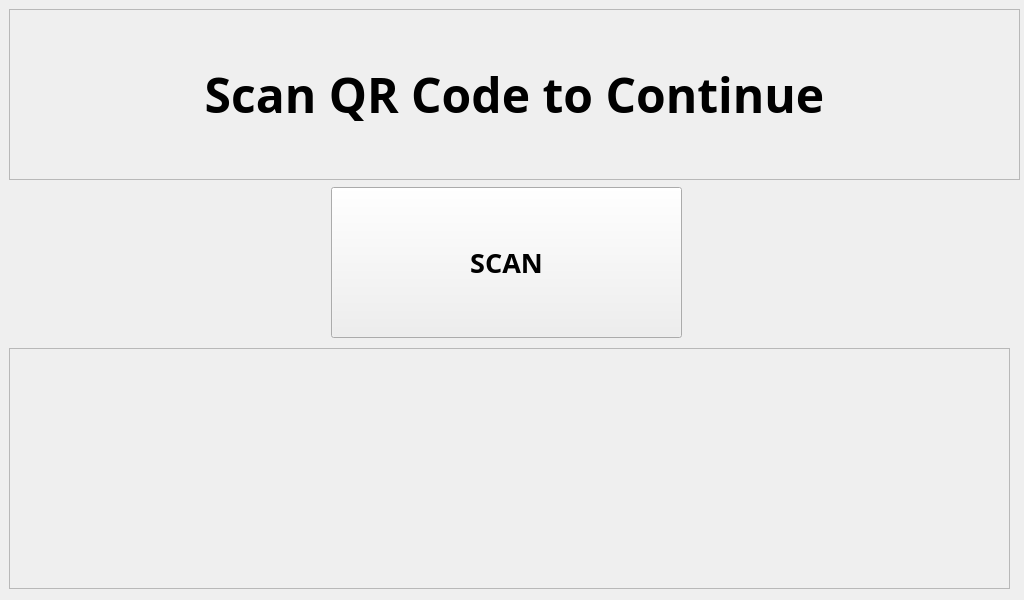
Old version of the form RASPI/scan_qr_code.ui in the repository Pwersa/Medical-Cabinet.
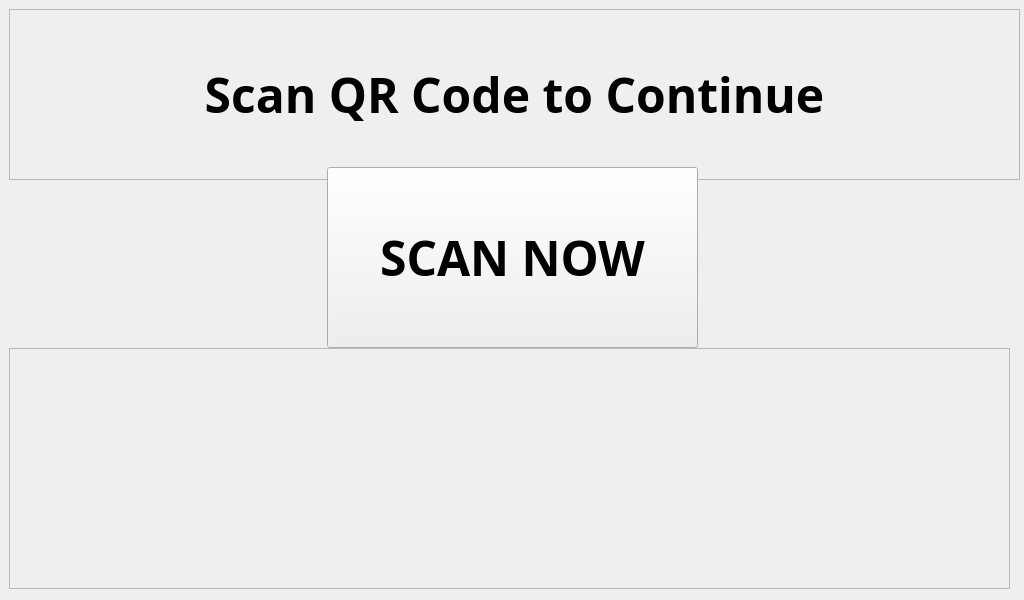
New version of the form. Icons and pictures are not drawn.

Patch:
```diff
--- a/RASPI/scan_qr_code.ui
+++ b/RASPI/scan_qr_code.ui
@@ -149,22 +149,22 @@
    <widget class="QPushButton" name="scan_button">
     <property name="geometry">
      <rect>
-      <x>331</x>
-      <y>187</y>
-      <width>351</width>
-      <height>151</height>
+      <x>327</x>
+      <y>167</y>
+      <width>371</width>
+      <height>181</height>
      </rect>
     </property>
     <property name="font">
      <font>
       <family>Unispace</family>
-      <pointsize>20</pointsize>
+      <pointsize>36</pointsize>
       <weight>75</weight>
       <bold>true</bold>
      </font>
     </property>
     <property name="text">
-     <string>SCAN</string>
+     <string>SCAN NOW</string>
     </property>
    </widget>
   </widget>
```
